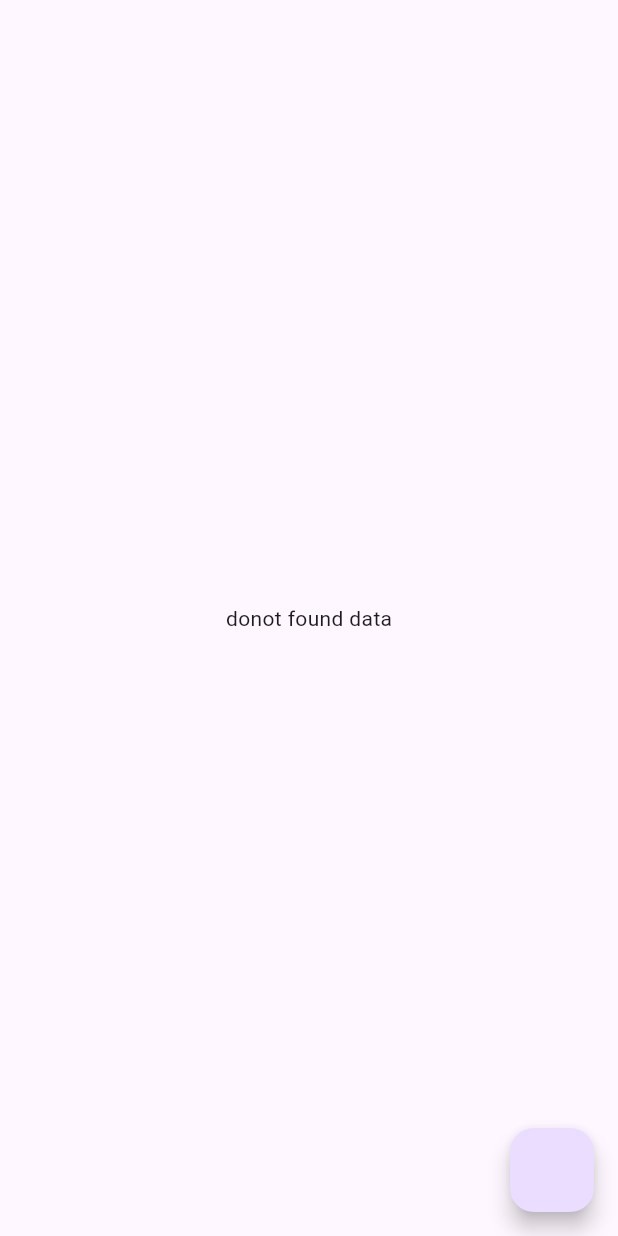
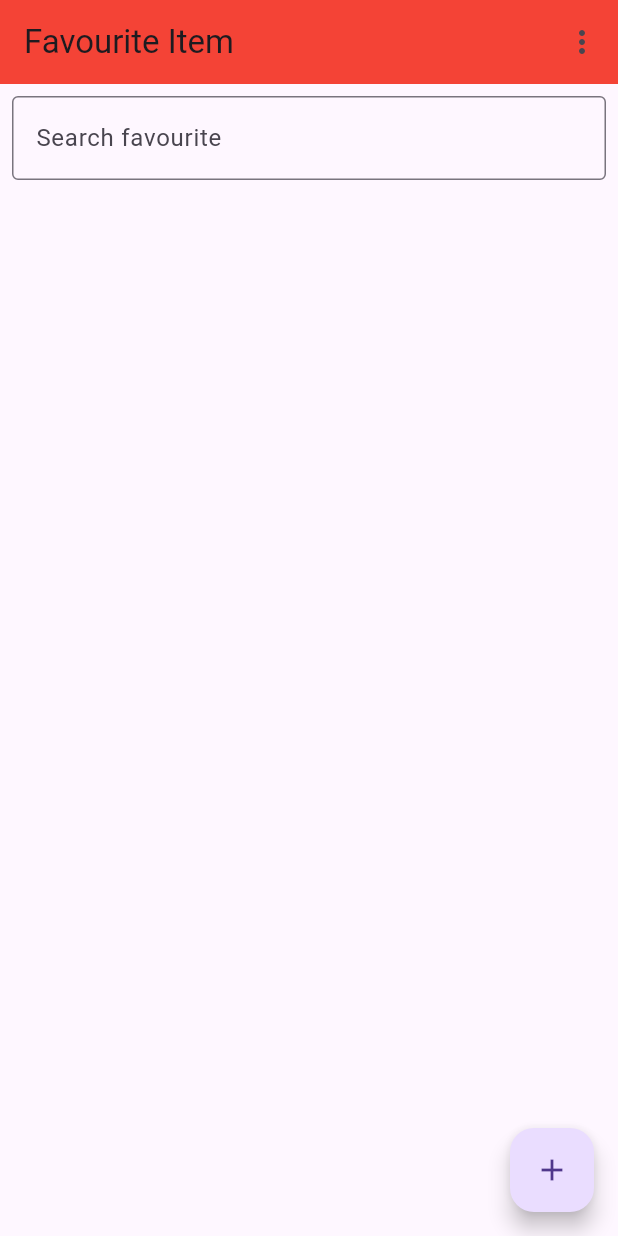
Before and after one commit to sajidalilogiclume/Git-Project, a Flutter app: the screen it shows after launch, on a phone screen of 412 x 824 dp. Run offline on Flutter 3.47's test engine with Material 3 defaults, Android fonts, the light colour scheme and no system bars; our stand-ins replace flutter_riverpod, go_router, riverpod.

Commit message:
favourite item

```diff
--- /dev/null
+++ b/lib/data/model/favourite_model.dart
@@ -0,0 +1,6 @@
+class FavouriteModel{
+  String id;
+  String name;
+  bool favourite;
+  FavouriteModel({required this.id,required this.name,required this.favourite});
+}
--- /dev/null
+++ b/lib/pages/favourite_state.dart
@@ -0,0 +1,11 @@
+import 'package:git_project/data/model/favourite_model.dart';
+
+class FavouriteState{
+  List<FavouriteModel> allList ;
+  List<FavouriteModel>   favouriteList;
+  String search;
+  FavouriteState({required this.allList,required this.favouriteList ,required this.search});
+  FavouriteState copyWith({List<FavouriteModel>? allList,List<FavouriteModel>? favouriteList,String? search}){
+    return FavouriteState(allList: allList ?? this.allList, favouriteList: favouriteList ?? this.favouriteList, search: search ?? this.search);
+  }
+}
--- a/lib/pages/provider_page.dart
+++ b/lib/pages/provider_page.dart
@@ -22,7 +22,7 @@ class _ProviderPageState extends ConsumerState<ProviderPage> {
           itemBuilder: (context,index){
             return item.isEmpty ? Center(
               child: Text('date donot foound'),
-            ):ListTile(
+            ):item.isEmpty?Center(child: Text('Data donot found'),):ListTile(
               title:Text(item[index].name),
               trailing: Row(
                 mainAxisSize: MainAxisSize.min,
--- /dev/null
+++ b/lib/provider/favourite_page.dart
@@ -0,0 +1,67 @@
+import 'package:flutter/material.dart';
+import 'package:flutter_riverpod/flutter_riverpod.dart';
+import 'package:git_project/provider/favourite_provider.dart';
+class FavouritePage extends ConsumerStatefulWidget {
+  const FavouritePage({super.key});
+
+  @override
+  ConsumerState<FavouritePage> createState() => _FavouritePageState();
+}
+
+class _FavouritePageState extends ConsumerState<FavouritePage> {
+  @override
+  Widget build(BuildContext context) {
+    final favouritList=ref.watch(favouriteProvider);
+    return Scaffold(
+      appBar: AppBar(
+        backgroundColor: Colors.red,
+        title: Text('Favourite Item'),
+        actions: [
+          PopupMenuButton<String>(
+              onSelected: (value){
+                ref.read(favouriteProvider.notifier).openMenuItem(value);
+              },
+              itemBuilder: (BuildContext context){
+            return [
+              PopupMenuItem(
+                 value: 'All',
+                  child: Text('All')),
+              PopupMenuItem(
+                  value: 'Favourite',
+                  child: Text('Favourite'))
+            ];
+          })
+        ],
+      ),
+      body: Column(
+        children: [
+          Padding(
+            padding: const EdgeInsets.all(8.0),
+            child: TextField(
+            onChanged: (value){
+              ref.read(favouriteProvider.notifier).searchItem(value);
+            },
+              decoration: InputDecoration(
+                border:OutlineInputBorder(),
+              label: Text('Search favourite')
+            ),),
+          ),
+          Expanded(
+              child: ListView.builder(
+              itemCount: favouritList.favouriteList.length
+              ,itemBuilder: (context,index){
+                final items=favouritList.favouriteList[index];
+            return ListTile(
+              title: Text(items.name),
+              trailing:Icon(items.favourite ? Icons.favorite :Icons.favorite_border),
+            );
+          }))
+        ],
+      ),
+      floatingActionButton: FloatingActionButton(onPressed: (){
+        ref.read(favouriteProvider.notifier).addItem();
+      },child: Icon(Icons.add),),
+    );
+
+  }
+}
--- /dev/null
+++ b/lib/provider/favourite_provider.dart
@@ -0,0 +1,37 @@
+ import 'package:flutter_riverpod/legacy.dart';
+import 'package:git_project/data/model/favourite_model.dart';
+import 'package:git_project/pages/favourite_state.dart';
+import 'package:git_project/pages/splash_page.dart';
+final favouriteProvider =StateNotifierProvider<FavouriteNotifier,FavouriteState>((ref){
+  return FavouriteNotifier();
+});
+class FavouriteNotifier extends StateNotifier<FavouriteState>{
+      FavouriteNotifier() :super(FavouriteState(allList: [], favouriteList:[], search: ''));
+      void addItem(){
+        final items=[
+          FavouriteModel(id: '1', name: "sajid", favourite: true),
+          FavouriteModel(id: '2', name: "arif", favourite: false),
+          FavouriteModel(id: '3', name: "waseem", favourite: true),
+          FavouriteModel(id: '4', name: "nadeeem", favourite: false),
+          FavouriteModel(id: '5', name: "anu", favourite: true),
+        ];
+        state= state.copyWith(allList: items,favouriteList: items);
+      }
+      void searchItem(String name){
+         state=state.copyWith(favouriteList: _favouritList(state.allList, name));
+      }
+      List<FavouriteModel> _favouritList(List<FavouriteModel> items,String name){
+        if(name.isEmpty) return items;
+        final newItems=items.where((items)=>items.name.toLowerCase().contains(name)).toList();
+        return newItems;
+
+       }
+       void openMenuItem(String option){
+        state=state.copyWith(favouriteList: _menuList(state.allList, option));
+
+       }
+       List<FavouriteModel> _menuList(List<FavouriteModel> items,String option){
+        if(option=="All") return items;
+        return  items.where((items)=>items.favourite==true).toList();
+       }
+ }
--- /dev/null
+++ b/lib/provider/future_provider.dart
@@ -0,0 +1,6 @@
+import 'package:flutter_riverpod/flutter_riverpod.dart';
+
+final futureProvider=FutureProvider<int>((ref) async{
+  await Future.delayed(Duration(seconds: 2));
+  return 3;
+});
--- a/lib/util/app_route.dart
+++ b/lib/util/app_route.dart
@@ -3,12 +3,14 @@ import 'package:git_project/pages/detail_page.dart';
 import 'package:git_project/pages/home_page.dart';
 import 'package:git_project/pages/provider_page.dart';
 import 'package:git_project/pages/splash_page.dart';
+import 'package:git_project/provider/favourite_page.dart';
 import 'package:go_router/go_router.dart';
 
 class AppRouter{
  final GoRouter router=GoRouter(
-     initialLocation: AppRoute.ProviderPage.path,
+     initialLocation: AppRoute.FavouritePage.path,
      routes: [
+       GoRoute(path: AppRoute.FavouritePage.path,name: AppRoute.FavouritePage.path,builder: (context,state)=>FavouritePage()),
        GoRoute(path: AppRoute.ProviderPage.path,name: AppRoute.ProviderPage.path,builder: (context,state)=>ProviderPage()),
        GoRoute(path: AppRoute.SplashPage.path,name: AppRoute.SplashPage.path,builder: (context,state)=>SplashPage()),
        GoRoute(path: AppRoute.HomePage.path,name: AppRoute.HomePage.path,builder: (context,state)=>HomePage()),
@@ -17,6 +19,7 @@ class AppRouter{
 }
 
 enum AppRoute {
+  FavouritePage,
   ProviderPage,
   SplashPage,
   HomePage,
@@ -24,7 +27,8 @@ enum AppRoute {
 }
 extension PathName on AppRoute {
   String get path => switch (this) {
-    AppRoute.ProviderPage =>'/',
+    AppRoute.FavouritePage=>'/',
+    AppRoute.ProviderPage =>'provider',
     AppRoute.SplashPage => '/splash',
     AppRoute.HomePage => '/home',
     AppRoute.DetailPage => '/detail',
```
Also changed, not shown: lib/data/model/favourite_provider.dart (added).
